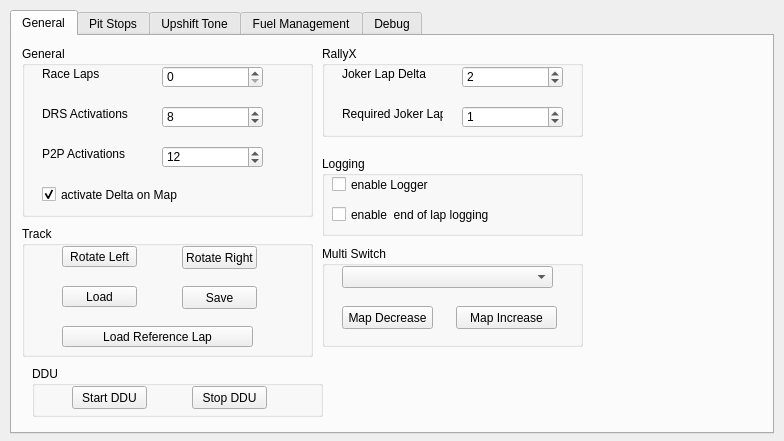
The window that gui/iDDUgui.ui (MarcMatten/iDDU) describes before a commit, drawn with Qt 5.
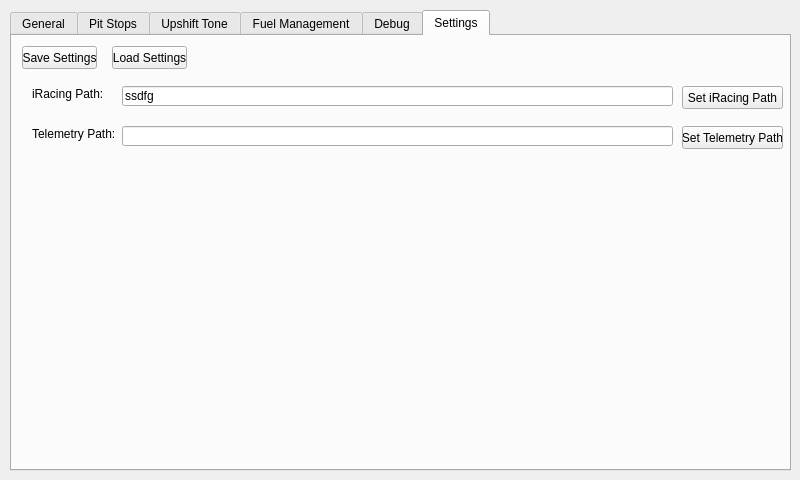
The same window after the commit. Icons and pictures are not drawn.

Commit message: introducing self.db.config dict - GUI adaption to load and safe config - function to set iR and telemetry paths

What changed in the file:
```diff
--- a/gui/iDDUgui.ui
+++ b/gui/iDDUgui.ui
@@ -6,8 +6,8 @@
    <rect>
     <x>0</x>
     <y>0</y>
-    <width>784</width>
-    <height>441</height>
+    <width>800</width>
+    <height>480</height>
    </rect>
   </property>
   <property name="windowTitle">
@@ -22,8 +22,8 @@
     <rect>
      <x>10</x>
      <y>10</y>
-     <width>764</width>
-     <height>424</height>
+     <width>781</width>
+     <height>461</height>
     </rect>
    </property>
    <property name="sizePolicy">
@@ -32,8 +32,14 @@
      <verstretch>0</verstretch>
     </sizepolicy>
    </property>
+   <property name="maximumSize">
+    <size>
+     <width>781</width>
+     <height>16777215</height>
+    </size>
+   </property>
    <property name="currentIndex">
-    <number>0</number>
+    <number>5</number>
    </property>
    <widget class="QWidget" name="tabGeneral">
     <attribute name="title">
@@ -1584,6 +1590,115 @@
      </property>
     </widget>
    </widget>
+   <widget class="QWidget" name="tabSettings">
+    <attribute name="title">
+     <string>Settings</string>
+    </attribute>
+    <widget class="QPushButton" name="pushButtonSaveConfig">
+     <property name="geometry">
+      <rect>
+       <x>10</x>
+       <y>10</y>
+       <width>75</width>
+       <height>23</height>
+      </rect>
+     </property>
+     <property name="text">
+      <string>Save Settings</string>
+     </property>
+    </widget>
+    <widget class="QPushButton" name="pushButtonLoadSettings">
+     <property name="geometry">
+      <rect>
+       <x>100</x>
+       <y>10</y>
+       <width>75</width>
+       <height>23</height>
+      </rect>
+     </property>
+     <property name="text">
+      <string>Load Settings</string>
+     </property>
+    </widget>
+    <widget class="QLabel" name="label_22">
+     <property name="geometry">
+      <rect>
+       <x>20</x>
+       <y>50</y>
+       <width>91</width>
+       <height>16</height>
+      </rect>
+     </property>
+     <property name="text">
+      <string>iRacing Path:</string>
+     </property>
+    </widget>
+    <widget class="QLabel" name="label_23">
+     <property name="geometry">
+      <rect>
+       <x>20</x>
+       <y>90</y>
+       <width>91</width>
+       <height>16</height>
+      </rect>
+     </property>
+     <property name="text">
+      <string>Telemetry Path:</string>
+     </property>
+    </widget>
+    <widget class="QLineEdit" name="lineEditiRPath">
+     <property name="enabled">
+      <bool>true</bool>
+     </property>
+     <property name="geometry">
+      <rect>
+       <x>110</x>
+       <y>50</y>
+       <width>551</width>
+       <height>20</height>
+      </rect>
+     </property>
+     <property name="text">
+      <string>ssdfg</string>
+     </property>
+    </widget>
+    <widget class="QLineEdit" name="lineEditTelemPath">
+     <property name="geometry">
+      <rect>
+       <x>110</x>
+       <y>90</y>
+       <width>551</width>
+       <height>20</height>
+      </rect>
+     </property>
+    </widget>
+    <widget class="QPushButton" name="pushButtonSetiRPath">
+     <property name="geometry">
+      <rect>
+       <x>670</x>
+       <y>50</y>
+       <width>101</width>
+       <height>23</height>
+      </rect>
+     </property>
+     <property name="text">
+      <string>Set iRacing Path</string>
+     </property>
+    </widget>
+    <widget class="QPushButton" name="pushButtonSetTelemPath">
+     <property name="geometry">
+      <rect>
+       <x>670</x>
+       <y>90</y>
+       <width>101</width>
+       <height>23</height>
+      </rect>
+     </property>
+     <property name="text">
+      <string>Set Telemetry Path</string>
+     </property>
+    </widget>
+   </widget>
   </widget>
  </widget>
  <resources/>
```
The commit also changes 8 other files.
